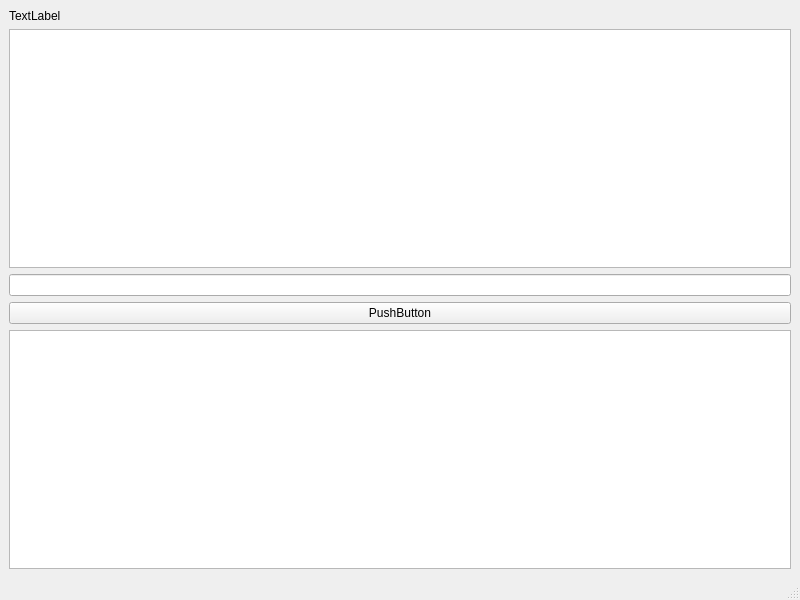
The window that gui/Interface.ui (gyulii/InverterController) describes before a commit, drawn with Qt 5.
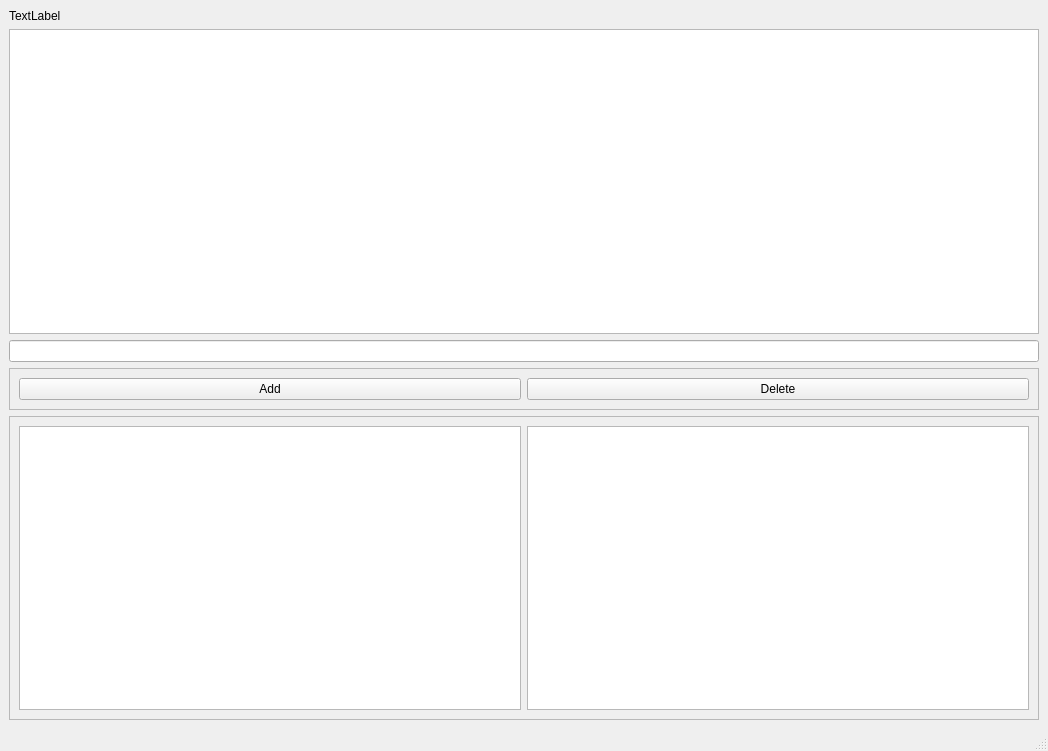
The same window after the commit. Custom widgets are drawn as their Qt base class.

Commit message: Main window, button check

The edit to the form file:
```diff
--- a/gui/Interface.ui
+++ b/gui/Interface.ui
@@ -6,8 +6,8 @@
    <rect>
     <x>0</x>
     <y>0</y>
-    <width>800</width>
-    <height>600</height>
+    <width>1048</width>
+    <height>751</height>
    </rect>
   </property>
   <property name="windowTitle">
@@ -29,14 +29,58 @@
      <widget class="QLineEdit" name="lineEdit"/>
     </item>
     <item>
-     <widget class="QPushButton" name="pushButton">
-      <property name="text">
-       <string>PushButton</string>
+     <widget class="QFrame" name="frame_2">
+      <property name="frameShape">
+       <enum>QFrame::StyledPanel</enum>
       </property>
+      <property name="frameShadow">
+       <enum>QFrame::Raised</enum>
+      </property>
+      <layout class="QHBoxLayout" name="horizontalLayout_2">
+       <item>
+        <widget class="QPushButton" name="MyPushButtonAdd">
+         <property name="text">
+          <string>Add</string>
+         </property>
+        </widget>
+       </item>
+       <item>
+        <widget class="QPushButton" name="MyPushButtonDelete">
+         <property name="text">
+          <string>Delete</string>
+         </property>
+        </widget>
+       </item>
+      </layout>
      </widget>
     </item>
     <item>
-     <widget class="QTableWidget" name="tableWidget"/>
+     <widget class="QFrame" name="frame">
+      <property name="frameShape">
+       <enum>QFrame::StyledPanel</enum>
+      </property>
+      <property name="frameShadow">
+       <enum>QFrame::Raised</enum>
+      </property>
+      <layout class="QHBoxLayout" name="horizontalLayout">
+       <item>
+        <widget class="QTableWidget" name="MyTable"/>
+       </item>
+       <item>
+        <widget class="QListView" name="MyList">
+         <property name="mouseTracking">
+          <bool>false</bool>
+         </property>
+         <property name="editTriggers">
+          <set>QAbstractItemView::DoubleClicked</set>
+         </property>
+         <property name="selectionMode">
+          <enum>QAbstractItemView::ExtendedSelection</enum>
+         </property>
+        </widget>
+       </item>
+      </layout>
+     </widget>
     </item>
    </layout>
   </widget>
```
Left out of the diff: 10 changed lines with no effect on the pictures. The commit also changes 3 other files.
